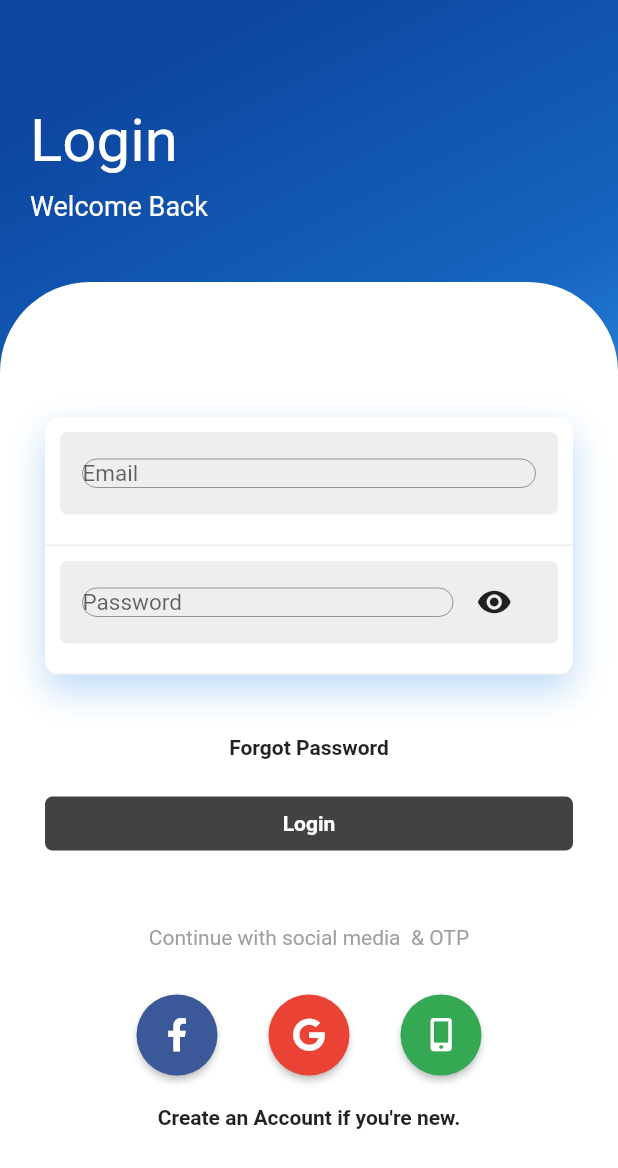
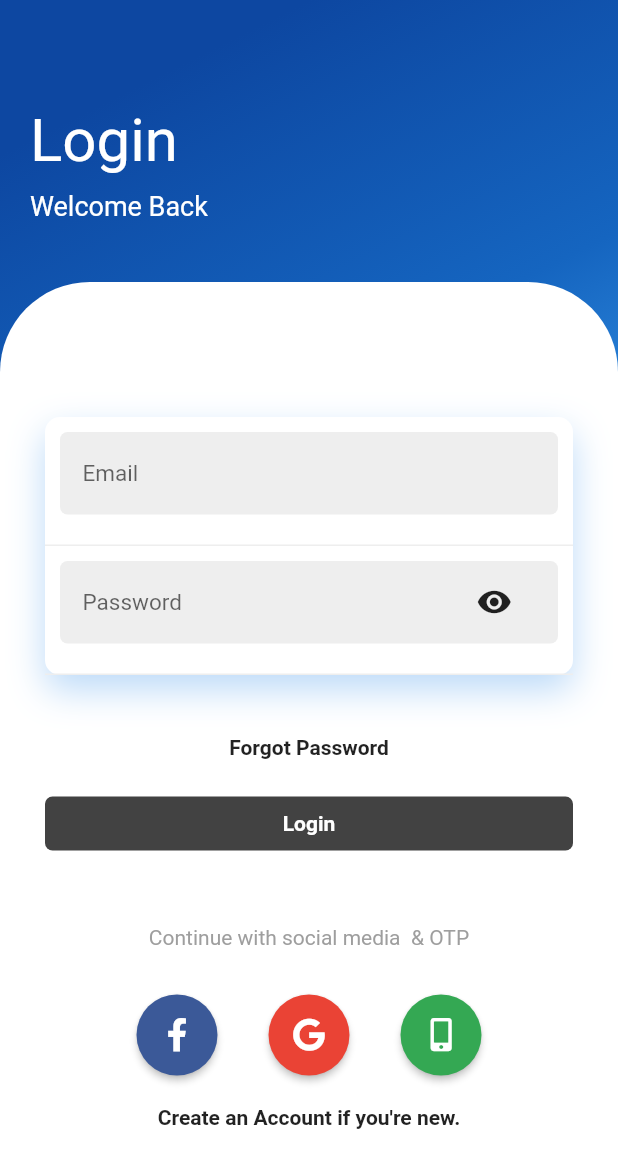
Before and after one commit to shintumintu/GlowChat, a Flutter app: the screen it shows after launch, on a phone screen of 412 x 824 dp. Shown: the top 1168 px of the screen. Run offline on Flutter 3.47's test engine with Material 2 defaults, Android fonts, the phone set to English and light mode, and no system bars; our stand-ins replace cloud_firestore, connectivity, curved_navigation_bar, firebase_analytics, firebase_auth, firebase_crashlytics and 7 more; accounts and stored records are empty.

Commit message:
First Commit

```diff
--- a/lib/widgets/input_field.dart
+++ b/lib/widgets/input_field.dart
@@ -88,7 +88,6 @@ class _InputFieldState extends State<InputField> {
                   obscureText: isPassword,
                   readOnly: widget.isReadOnly,
                   decoration: InputDecoration.collapsed(
-                    border: OutlineInputBorder(borderRadius: BorderRadius.circular(32.0)),
                       hintText: widget.placeholder,
                       hintStyle:
                           TextStyle(fontSize: widget.smallVersion ? 12 : 15)),
```
